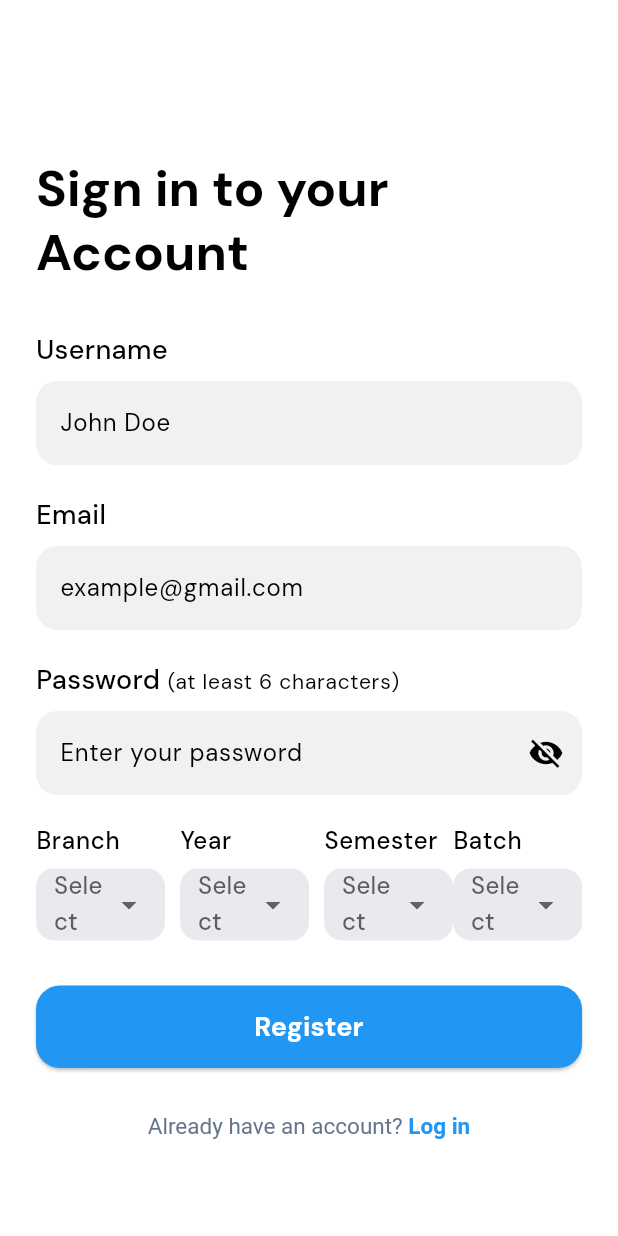
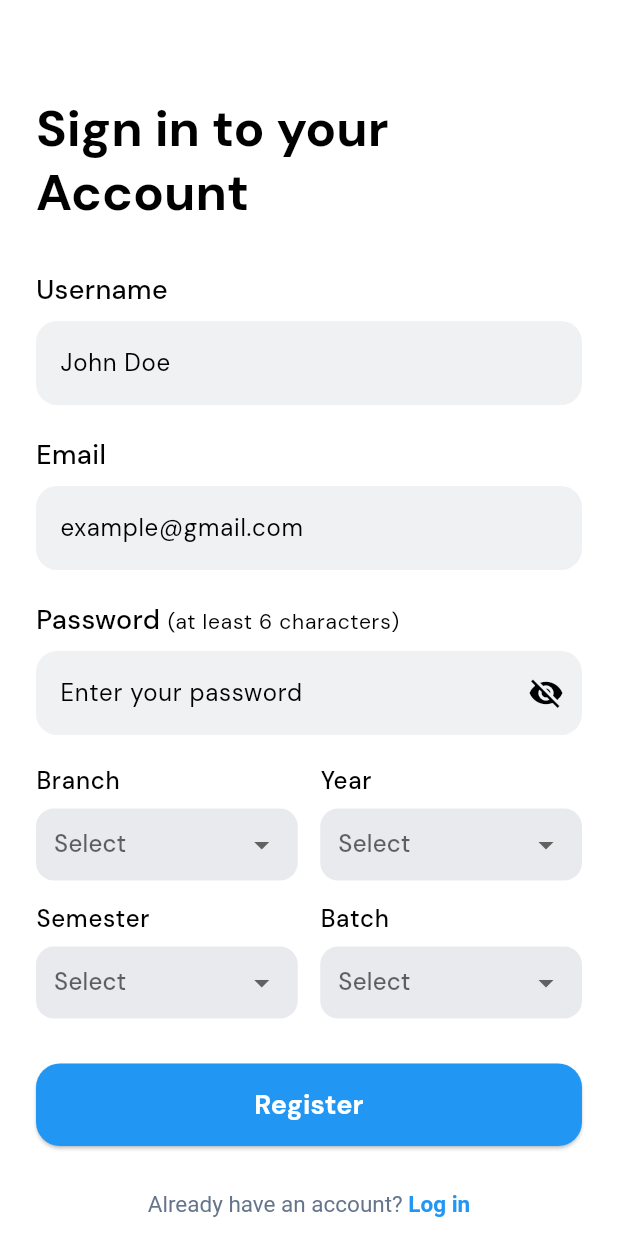
Before and after one commit to AmeyR1202/Campus_Connect, a Flutter app: the SignUpPage screen opened by its route, on a phone screen of 412 x 824 dp. Run offline on Flutter 3.47's test engine with Material 3 defaults, Android fonts, the light colour scheme and no system bars; our stand-ins replace bloc_concurrency, cloud_firestore, equatable, firebase_auth, firebase_core, flutter_bloc and 5 more; accounts and stored records are empty.

Commit message:
feat(timetable): sign up page drop down changed to 2x2 grid

```diff
--- a/lib/features/auth/presentation/pages/sign_up_page.dart
+++ b/lib/features/auth/presentation/pages/sign_up_page.dart
@@ -1,4 +1,5 @@
 import 'package:campus_connect/core/widgets/dropdown.dart';
+import 'package:campus_connect/core/widgets/loader.dart';
 import 'package:campus_connect/core/widgets/snackbar.dart';
 import 'package:campus_connect/features/auth/domain/enums/batch.dart';
 import 'package:campus_connect/features/auth/domain/enums/branch.dart';
@@ -182,8 +183,7 @@ class _SignUpPageState extends State<SignUpPage> {
                                       },
                                     ),
                                   ),
-                                  const SizedBox(width: 10),
-
+                                  const SizedBox(width: 15),
                                   Expanded(
                                     child: AppDropdown<Year>(
                                       label: "Year",
@@ -195,8 +195,11 @@ class _SignUpPageState extends State<SignUpPage> {
                                       },
                                     ),
                                   ),
-                                  const SizedBox(width: 10),
-
+                                ],
+                              ),
+                              const SizedBox(height: 15),
+                              Row(
+                                children: [
                                   Expanded(
                                     child: AppDropdown<Semester>(
                                       label: "Semester",
@@ -210,6 +213,7 @@ class _SignUpPageState extends State<SignUpPage> {
                                       },
                                     ),
                                   ),
+                                  const SizedBox(width: 15),
                                   Expanded(
                                     child: AppDropdown<Batch>(
                                       label: "Batch",
@@ -257,9 +261,7 @@ class _SignUpPageState extends State<SignUpPage> {
             if (isLoading)
               Container(
                 color: Color.fromRGBO(0, 0, 0, 0.1),
-                child: const Center(
-                  child: CircularProgressIndicator.adaptive(),
-                ),
+                child: const Center(child: Loader()),
               ),
           ],
         );
```
